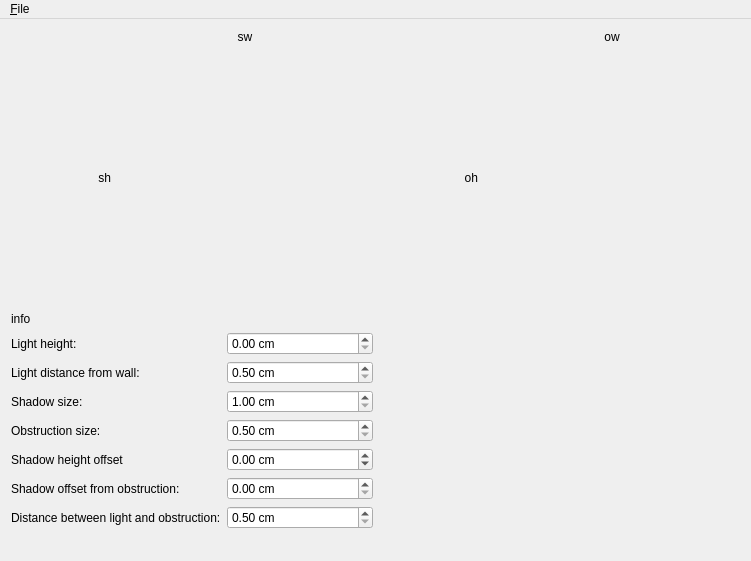
First picture: the form in MainWindow.ui, repository fhunleth/silhouette, before the edit.
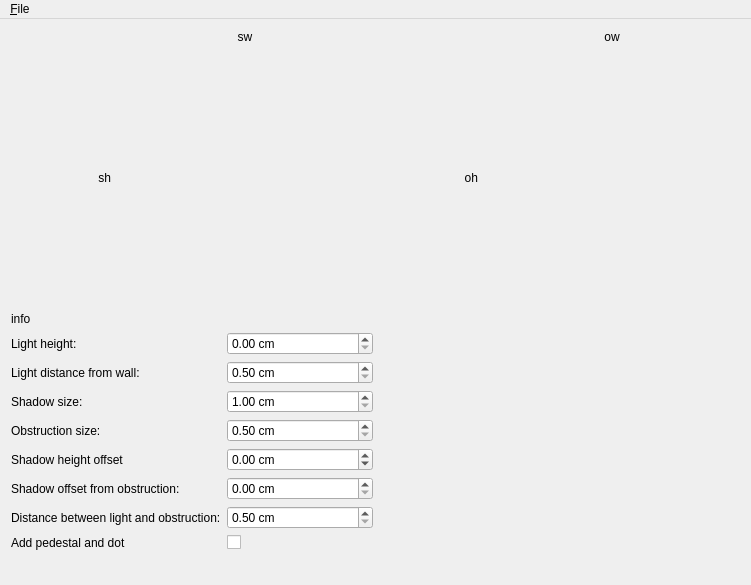
Second picture: the form after the edit.

The edit to the form file:
```diff
--- a/MainWindow.ui
+++ b/MainWindow.ui
@@ -7,7 +7,7 @@
     <x>0</x>
     <y>0</y>
     <width>751</width>
-    <height>561</height>
+    <height>585</height>
    </rect>
   </property>
   <property name="windowTitle">
@@ -266,6 +266,16 @@
           </property>
          </widget>
         </item>
+        <item row="7" column="0">
+         <widget class="QLabel" name="addPedestalAndDotLabel">
+          <property name="text">
+           <string>Add pedestal and dot</string>
+          </property>
+         </widget>
+        </item>
+        <item row="7" column="1">
+         <widget class="QCheckBox" name="addPedestalAndDotCheckBox"/>
+        </item>
        </layout>
       </item>
       <item>
```
